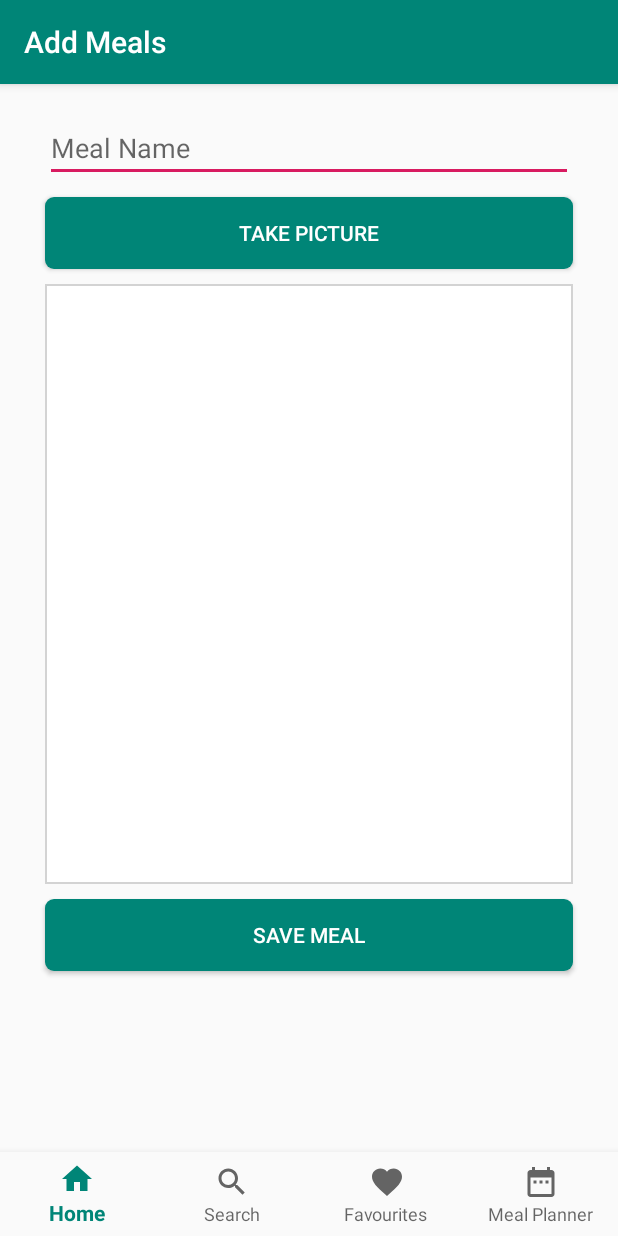
After one commit to Lbannon98/Mobile-Application-Development-Android-App, an Android app: the AddActivity screen opened directly, with no data from a screen before it, on a phone screen of 412 x 824 dp. The commit adds this screen. Run offline under Robolectric (Android 15) with nearby library versions, the phone set to English and light mode, and no system bars.

Commit message:
Adding add page with camera access

```diff
--- a/app/src/main/AndroidManifest.xml
+++ b/app/src/main/AndroidManifest.xml
@@ -1,6 +1,9 @@
 <?xml version="1.0" encoding="utf-8"?>
 <manifest xmlns:android="http://schemas.android.com/apk/res/android"
     package="com.example.mealplanner">
+
+    <uses-permission android:name="android.permission.CAMERA"/>
+    <uses-permission android:name="android.permission.WRITE_EXTERNAL_STORAGE"/>
 
     <application
         android:allowBackup="true"
@@ -17,7 +20,7 @@
                 <category android:name="android.intent.category.LAUNCHER" />
             </intent-filter>
         </activity>
-        <activity android:name=".SearchActivity" />
+        <activity android:name=".AddActivity" />
         <activity android:name=".FavouritesActivity" />
         <activity android:name=".MealPlanActivity" />
         <activity android:name=".MealDetailActivity" />
--- /dev/null
+++ b/app/src/main/java/com/example/mealplanner/AddActivity.java
@@ -0,0 +1,143 @@
+package com.example.mealplanner;
+
+import android.Manifest;
+import android.content.Intent;
+import android.content.pm.PackageManager;
+import android.graphics.Bitmap;
+import android.net.Uri;
+import android.os.Bundle;
+import android.provider.MediaStore;
+import android.view.MenuItem;
+import android.view.View;
+import android.widget.Button;
+import android.widget.ImageView;
+import android.widget.Toast;
+
+import androidx.annotation.NonNull;
+import androidx.appcompat.app.AppCompatActivity;
+import androidx.appcompat.widget.Toolbar;
+import androidx.core.app.ActivityCompat;
+import androidx.core.content.ContextCompat;
+
+import com.google.android.material.bottomnavigation.BottomNavigationView;
+
+public class AddActivity extends AppCompatActivity {
+
+    static final int REQUEST_IMAGE_CAPTURE = 1;
+    static final int REQUEST_IMAGE_GET = 2;
+    static final int MY_PERMISSIONS_REQUEST_CAMERA = 3;
+
+    Toolbar toolbar;
+    Button cameraButton;
+    ImageView add_picture;
+    Button saveButton;
+
+    @Override
+    protected void onCreate(Bundle savedInstanceState) {
+        super.onCreate(savedInstanceState);
+        setContentView(R.layout.add_activity);
+
+        toolbar = (Toolbar) findViewById(R.id.toolbar);
+        toolbar.setTitle(R.string.toolbar_add);
+
+        cameraButton = (Button) findViewById(R.id.camera_button);
+        add_picture = (ImageView) findViewById(R.id.add_meal_picture);
+
+//        setSupportActionBar(toolbar);
+        cameraButton.setOnClickListener(new View.OnClickListener() {
+            @Override
+            public void onClick(View v) {
+                takePicture();
+            }
+        });
+
+        BottomNavigationView bottomNavigation = findViewById(R.id.bottom_navigation);
+
+        bottomNavigation.setOnNavigationItemSelectedListener(new BottomNavigationView.OnNavigationItemSelectedListener() {
+            @Override
+            public boolean onNavigationItemSelected(@NonNull MenuItem menuItem) {
+
+                switch(menuItem.getItemId()) {
+                    case R.id.nav_home:
+
+                        Intent homeIntent = new Intent(AddActivity.this, MainActivity.class);
+                        homeIntent.addFlags(Intent.FLAG_ACTIVITY_NO_ANIMATION);
+                        startActivity(homeIntent);
+
+                        break;
+
+
+                    case R.id.nav_favourites:
+
+                        Intent favouritesIntent = new Intent(AddActivity.this, FavouritesActivity.class);
+                        favouritesIntent.addFlags(Intent.FLAG_ACTIVITY_NO_ANIMATION);
+                        startActivity(favouritesIntent);
+
+                        break;
+
+                    case R.id.nav_meal_plan:
+
+                        Intent mealPlanIntent = new Intent(AddActivity.this, MealPlanActivity.class);
+                        mealPlanIntent.addFlags(Intent.FLAG_ACTIVITY_NO_ANIMATION);
+                        startActivity(mealPlanIntent);
+
+                        break;
+
+                }
+
+                return false;
+            }
+        });
+
+    }
+
+    @Override
+    protected void onActivityResult(int requestCode, int resultCode, Intent data) {
+        if (requestCode == REQUEST_IMAGE_CAPTURE && resultCode == RESULT_OK) {
+            Bundle extras = data.getExtras();
+            Bitmap imageBitmap = (Bitmap) extras.get("data");
+            add_picture.setImageBitmap(imageBitmap);
+        }
+        if (requestCode == REQUEST_IMAGE_GET && resultCode == RESULT_OK) {
+            try {
+                Uri imageUri = data.getData();
+                Bitmap thumbnail = MediaStore.Images.Media.getBitmap(this.getContentResolver(), imageUri);
+                add_picture.setImageBitmap(thumbnail);
+            } catch (Exception e) {
+                e.printStackTrace();
+                Toast.makeText(getApplicationContext(),"Exception: " + e.getMessage(),Toast.LENGTH_SHORT).show();
+            }
+        }
+    }
+
+    private void cameraIntentCode() {
+        Intent takePictureIntent = new Intent(MediaStore.ACTION_IMAGE_CAPTURE);
+        if (takePictureIntent.resolveActivity(getPackageManager()) != null) {
+            startActivityForResult(takePictureIntent, REQUEST_IMAGE_CAPTURE);
+        }
+    }
+
+    private void takePicture() {
+        if (ContextCompat.checkSelfPermission(this, Manifest.permission.CAMERA) != PackageManager.PERMISSION_GRANTED) {
+            ActivityCompat.requestPermissions(this, new String[]{Manifest.permission.CAMERA}, MY_PERMISSIONS_REQUEST_CAMERA);
+        } else {
+            cameraIntentCode();
+        }
+    }
+
+    @Override
+    public void onRequestPermissionsResult(int requestCode, String permissions[], int[] grantResults) {
+        switch (requestCode) {
+            case MY_PERMISSIONS_REQUEST_CAMERA: {
+                if (grantResults.length > 0 && grantResults[0] == PackageManager.PERMISSION_GRANTED) {
+                    cameraIntentCode();
+                } else {
+                    Toast.makeText(getApplicationContext(),"Permission denied", Toast.LENGTH_SHORT).show();
+                }
+                return;
+            }
+        }
+
+    }
+
+}
--- a/app/src/main/java/com/example/mealplanner/FavouritesActivity.java
+++ b/app/src/main/java/com/example/mealplanner/FavouritesActivity.java
@@ -38,7 +38,7 @@ public class FavouritesActivity extends AppCompatActivity {
 
                     case R.id.nav_search:
 
-                        Intent searchIntent = new Intent(FavouritesActivity.this, SearchActivity.class);
+                        Intent searchIntent = new Intent(FavouritesActivity.this, AddActivity.class);
                         searchIntent.addFlags(Intent.FLAG_ACTIVITY_NO_ANIMATION);
                         startActivity(searchIntent);
 
--- a/app/src/main/java/com/example/mealplanner/MealPlanActivity.java
+++ b/app/src/main/java/com/example/mealplanner/MealPlanActivity.java
@@ -37,7 +37,7 @@ public class MealPlanActivity extends AppCompatActivity {
 
                     case R.id.nav_search:
 
-                        Intent searchIntent = new Intent(MealPlanActivity.this, SearchActivity.class);
+                        Intent searchIntent = new Intent(MealPlanActivity.this, AddActivity.class);
                         searchIntent.addFlags(Intent.FLAG_ACTIVITY_NO_ANIMATION);
                         startActivity(searchIntent);
 
--- /dev/null
+++ b/app/src/main/res/drawable/border.xml
@@ -0,0 +1,5 @@
+<?xml version="1.0" encoding="utf-8"?>
+<shape xmlns:android="http://schemas.android.com/apk/res/android">
+    <solid android:color="@android:color/white" />
+    <stroke android:width="1dp" android:color="#D3D3D3" />
+</shape>
--- /dev/null
+++ b/app/src/main/res/drawable/rounded_shape.xml
@@ -0,0 +1,15 @@
+<?xml version="1.0" encoding="utf-8"?>
+
+<shape
+    xmlns:android="http://schemas.android.com/apk/res/android"
+    android:shape="rectangle">
+
+    <solid
+        android:color="@color/colorPrimary">
+    </solid>
+
+    <corners
+        android:radius="6dp">
+    </corners>
+
+</shape>
--- /dev/null
+++ b/app/src/main/res/layout/add_activity.xml
@@ -0,0 +1,68 @@
+<?xml version="1.0" encoding="utf-8"?>
+<RelativeLayout xmlns:android="http://schemas.android.com/apk/res/android"
+    xmlns:app="http://schemas.android.com/apk/res-auto"
+    xmlns:tools="http://schemas.android.com/tools"
+    android:layout_width="match_parent"
+    android:layout_height="match_parent"
+    tools:context=".MainActivity">
+
+    <include
+        layout="@layout/toolbar"/>
+
+    <EditText
+        android:id="@+id/add_meal_name"
+        android:layout_width="match_parent"
+        android:layout_height="wrap_content"
+        android:layout_below="@id/toolbar"
+        android:layout_marginTop="20dp"
+        android:layout_marginRight="30dp"
+        android:layout_marginLeft="30dp"
+        android:hint="@string/add_meal_title"/>
+
+    <com.google.android.material.button.MaterialButton
+        android:id="@+id/camera_button"
+        style="@style/AppTheme.RoundedCornerMaterialButton"
+        android:layout_width="match_parent"
+        android:layout_height="wrap_content"
+        android:layout_below="@id/add_meal_name"
+        android:layout_marginLeft="30dp"
+        android:layout_marginTop="10dp"
+        android:layout_marginRight="30dp"
+        android:text="@string/take_picture"
+        app:backgroundTint="@color/colorPrimary"/>
+
+    <ImageView
+        android:id="@+id/add_meal_picture"
+        android:layout_width="match_parent"
+        android:layout_height="400dp"
+        android:layout_below="@id/camera_button"
+        android:layout_marginTop="10dp"
+        android:layout_marginRight="30dp"
+        android:layout_marginLeft="30dp"
+        android:background="@drawable/border"/>
+
+    <com.google.android.material.button.MaterialButton
+        android:id="@+id/save_meal"
+        style="@style/AppTheme.RoundedCornerMaterialButton"
+        android:layout_width="match_parent"
+        android:layout_height="wrap_content"
+        android:layout_below="@id/add_meal_picture"
+        android:layout_marginLeft="30dp"
+        android:layout_marginTop="10dp"
+        android:layout_marginRight="30dp"
+        android:text="@string/save_meal"
+        app:backgroundTint="@color/colorPrimary"/>
+
+
+
+    <com.google.android.material.bottomnavigation.BottomNavigationView
+        android:id="@+id/bottom_navigation"
+        android:layout_width="match_parent"
+        android:layout_height="wrap_content"
+        android:layout_alignParentBottom="true"
+        app:labelVisibilityMode="labeled"
+        app:menu="@menu/bottom_navigation"
+        android:background="?android:attr/windowBackground"/>
+
+
+</RelativeLayout>
--- a/app/src/main/res/values/strings.xml
+++ b/app/src/main/res/values/strings.xml
@@ -5,9 +5,12 @@
     <string name="nav_favourites">Favourites</string>
     <string name="nav_meal_plan">Meal Planner</string>
     <string name="nav_home">Home</string>
-    <string name="toolbar_search">Search Meals</string>
+    <string name="toolbar_add">Add Meals</string>
     <string name="toolbar_favourites">Your Favourites</string>
     <!--    <string name="add_to_favourites">Add to Favourites</string>-->
     <string name="link_description">Click on the link below for the recipe!</string>
+    <string name="add_meal_title">Meal Name</string>
+    <string name="take_picture">Take Picture</string>
+    <string name="save_meal">Save Meal</string>
 
 </resources>
--- a/app/src/main/res/values/styles.xml
+++ b/app/src/main/res/values/styles.xml
@@ -8,4 +8,8 @@
         <item name="colorAccent">@color/colorAccent</item>
     </style>
 
+    <style name="AppTheme.RoundedCornerMaterialButton" parent="Widget.AppCompat.Button.Colored">
+        <item name="android:background">@drawable/rounded_shape</item>
+    </style>
+
 </resources>
```
Also changed, not shown: app/src/main/java/com/example/mealplanner/MainActivity.java (+43 -2 lines), app/src/main/java/com/example/mealplanner/MealDetailActivity.java (+51 -0 lines), app/src/main/java/com/example/mealplanner/SearchActivity.java (deleted, +0 -104 lines), app/src/main/res/layout/activity_main.xml (+8 -2 lines), app/src/main/res/layout/activity_meal_detail.xml (+9 -0 lines), app/src/main/res/layout/search_activity.xml (deleted, +0 -29 lines).
